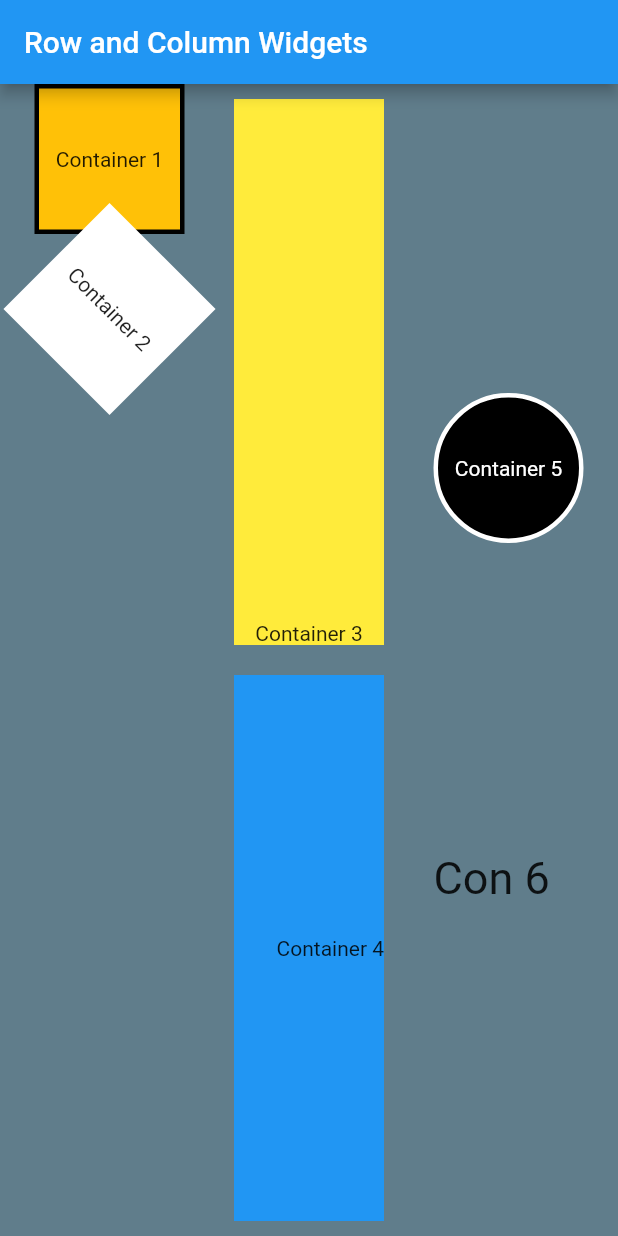
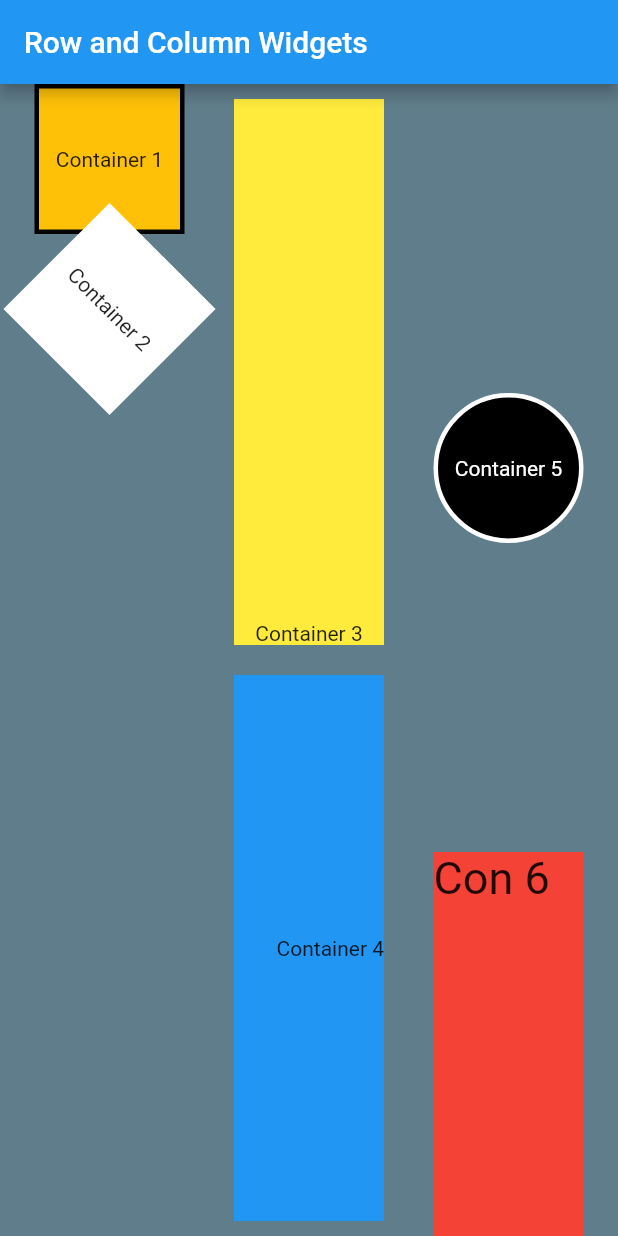
Before and after one commit to tleclair1/FlutterApp01_TripopeLeclair, a Flutter app: the screen it shows after launch, on a phone screen of 412 x 824 dp. Run offline on Flutter 3.47's test engine with Material 2 defaults, Android fonts, the phone set to English and light mode, and no system bars.

Commit message:
Finished part 2 of column 3

```diff
--- a/flutter_app_01_ui_layout/lib/main.dart
+++ b/flutter_app_01_ui_layout/lib/main.dart
@@ -126,6 +126,10 @@ class MyApp extends StatelessWidget {
             child: Container(
               height: 100.0,
               width: 100.0,
+              decoration: BoxDecoration(
+                shape: BoxShape.rectangle,
+                color: Colors.red,
+              ),
               child: Text("Con 6", style: TextStyle(fontSize: 30)),
             ),
           ),
```
